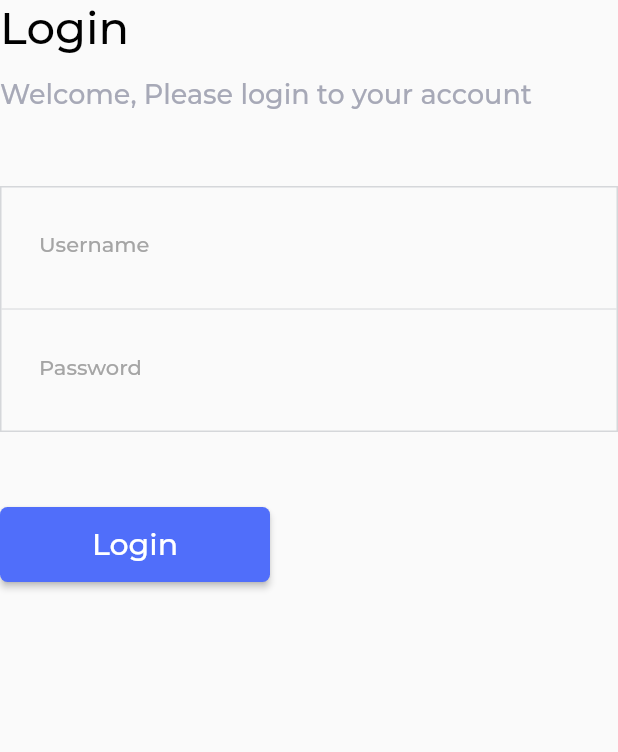
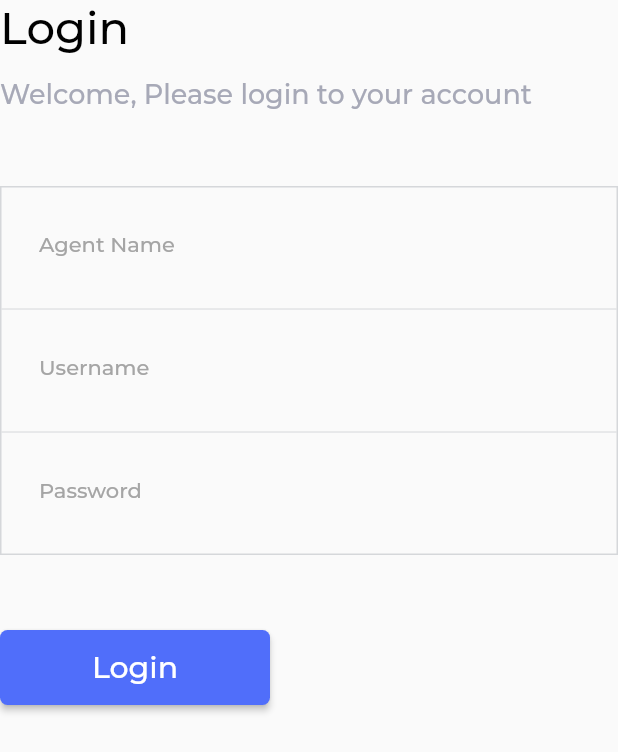
Before and after one commit to senthilkumar-selvaraaj/flight_info_app, a Flutter app: the LoginView widget shown alone on an empty page, opened directly, on a phone screen of 412 x 824 dp. Shown: the top 752 px of the screen. Run offline on Flutter 3.47's test engine with Material 2 defaults, Android fonts, the phone set to English and light mode, and no system bars; our stand-ins replace bloc, flutter_bloc, objectbox, popover, shared_preferences; missing offline and left inert: window_manager; accounts and stored records are empty; generated files the repository leaves out were written again; network calls fail; project files that could hold a hidden picture were left out.

Commit message:
agent name field added in login screen

```diff
--- a/lib/blocs/login/login_bloc.dart
+++ b/lib/blocs/login/login_bloc.dart
@@ -14,11 +14,17 @@ class LoginBloc extends Bloc<LoginEvent, LoginState> {
 
   LoginBloc(this.authRepo) : super(LoginState()) {
     on<LoginUsernameChanged>(_onUserNameChanged);
+    on<LoginAgentNameChanged>(_onAgentNameChanged);
     on<LoginPasswordChanged>(_onPasswordChanged);
     on<LoginSubmitted>(_onLoginSubmitted);
     on<PasswordEyeIconClicked>(_onPasswordEyeIconClicked);
     on<LogoutSubmittedEvent>(_onLogOutSubmitted);
   }
+
+   void _onAgentNameChanged(LoginAgentNameChanged event, Emitter<LoginState> emit ){
+      emit(state.copyWith(agentName: event.agentName));
+  }
+
   void _onUserNameChanged(LoginUsernameChanged event, Emitter<LoginState> emit ){
       emit(state.copyWith(userName: event.userName));
   }
--- a/lib/blocs/login/login_event.dart
+++ b/lib/blocs/login/login_event.dart
@@ -1,6 +1,12 @@
 part of 'login_bloc.dart';
 
 sealed class LoginEvent {
+}
+
+class LoginAgentNameChanged extends LoginEvent{
+  LoginAgentNameChanged(this.agentName);
+
+  final String agentName;
 }
 
 class LoginUsernameChanged extends LoginEvent{
--- a/lib/blocs/login/login_state.dart
+++ b/lib/blocs/login/login_state.dart
@@ -2,6 +2,7 @@ part of 'login_bloc.dart';
 
 
  class LoginState {
+   final String agentName;
   final String userName;
   final String password;
   final FormSubmissionStatus formStatus;
@@ -13,6 +14,7 @@ part of 'login_bloc.dart';
   bool get obscuredText => visiblityStatus;
 
    LoginState({
+      this.agentName ='',
       this.userName = '',
       this.password = '',
       this.logoutSubmissionState = const LogOutSubmissionState(APIRequestState.initial, null),
@@ -21,12 +23,14 @@ part of 'login_bloc.dart';
     });
 
    LoginState copyWith({
+     String? agentName,
      String? userName,
      String? password,
      FormSubmissionStatus? formStatus,
     LogOutSubmissionState? logoutSubmissionState,
     bool? visiblityStatus}){
       return LoginState(
+        agentName: agentName ?? this.agentName,
         userName: userName ?? this.userName,
         password: password ?? this.password,
         formStatus: formStatus ?? this.formStatus,
@@ -37,6 +41,7 @@ part of 'login_bloc.dart';
 
   Map<String, String> get loginRequestJson{
     return {
+        'agent_name': agentName,
         'username':userName,
         'password':password
     };
--- a/lib/components/login_view.dart
+++ b/lib/components/login_view.dart
@@ -3,6 +3,7 @@ import 'package:aai_chennai/components/app_text_field.dart';
 import 'package:aai_chennai/screens/dashboard_screen.dart';
 import 'package:aai_chennai/utils/themes.dart';
 import 'package:flutter/material.dart';
+import 'package:flutter/services.dart';
 import 'package:flutter_bloc/flutter_bloc.dart';
 import 'package:provider/provider.dart';
 
@@ -36,7 +37,7 @@ class _LoginViewState extends State<LoginView> {
           height: 50,
         ),
         Container(
-          height: 164,
+          height: 246,
           width: double.infinity,
           decoration: BoxDecoration(
               border: Border.all(color: theme.loginContainerBorderColor)),
@@ -44,6 +45,15 @@ class _LoginViewState extends State<LoginView> {
             crossAxisAlignment: CrossAxisAlignment.start,
             mainAxisAlignment: MainAxisAlignment.center,
             children: [
+              Expanded(
+                child: getAgentNameTextField(),
+              ),
+              SizedBox(
+                height: 2,
+                child: Divider(
+                  color: theme.loginContainerBorderColor,
+                ),
+              ),
               Expanded(
                 child: getUserNameTextField(),
               ),
@@ -89,6 +99,34 @@ class _LoginViewState extends State<LoginView> {
               )),
         )
       ],
+    );
+  }
+
+   Widget getAgentNameTextField() {
+    return Container(
+      height: 80,
+      width: double.infinity,
+      child: Column(
+        crossAxisAlignment: CrossAxisAlignment.start,
+        children: [
+          const SizedBox(
+            height: 15,
+          ),
+          // textFieldLabel("Username"),
+          AppTextField(
+            inputFormatters: [FilteringTextInputFormatter.allow(RegExp("[a-zA-Z ]")), ],
+            label: "Agent Name",
+            onChanged: (p0) {
+              if(p0?.isNotEmpty ?? false){
+                   setState(() {
+                      showError = false;
+                    });
+              }
+              BlocProvider.of<LoginBloc>(context).add(LoginAgentNameChanged(p0 ?? ''));
+            },
+          ),
+        ],
+      ),
     );
   }
 
--- a/lib/models/pxt_list.dart
+++ b/lib/models/pxt_list.dart
@@ -55,7 +55,7 @@ class Pax {
   String? status;
 
  String getBoardingMessage(){
-  return '$seqNo/$seatNo/$pnr/JGJgjgjgjgjgjgjggvfytftdfvtfttftfytfvyt';
+  return '$seqNo/$seatNo/$pnr/$name';
  }
 
   Pax(
```
